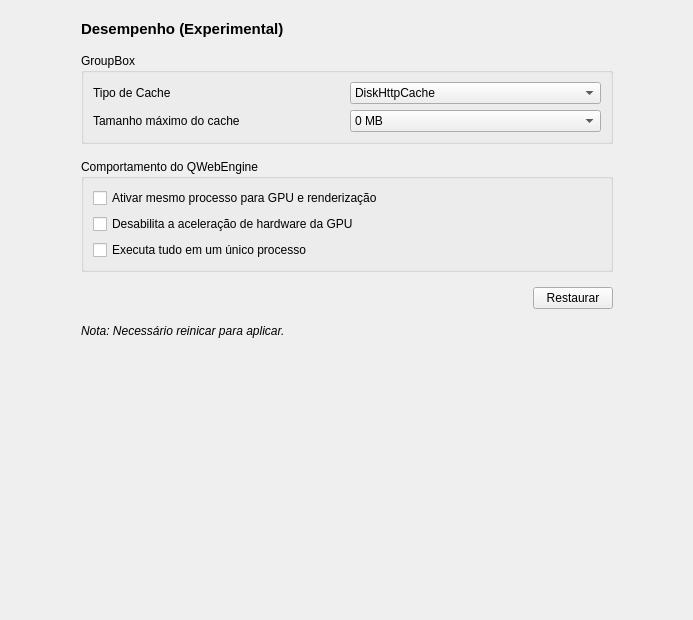
Qt form zapzap/ui/ui_page_performance.ui (rafatosta/zapzap) before a commit.
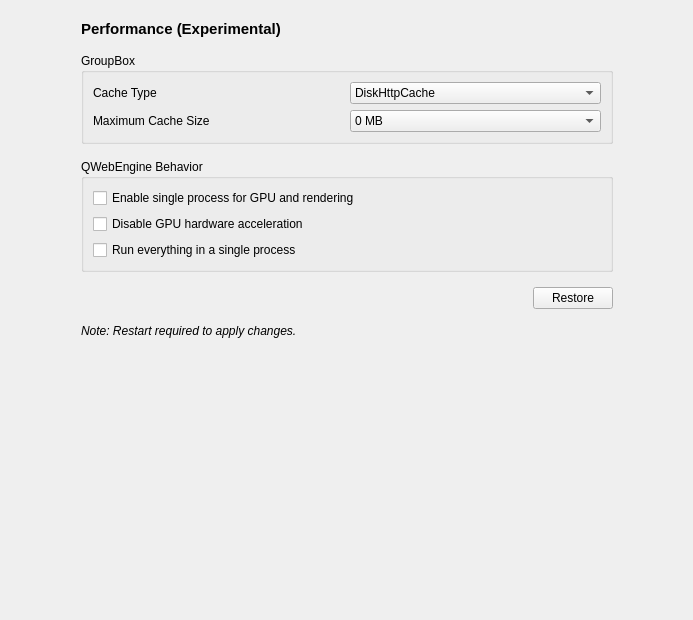
The same form after that commit.

The edit to the form file:
```diff
--- a/zapzap/ui/ui_page_performance.ui
+++ b/zapzap/ui/ui_page_performance.ui
@@ -56,7 +56,7 @@
            </font>
           </property>
           <property name="text">
-           <string>Desempenho (Experimental)</string>
+           <string>Performance (Experimental)</string>
           </property>
          </widget>
         </item>
@@ -75,7 +75,7 @@
            <item row="0" column="0">
             <widget class="QLabel" name="label_3">
              <property name="text">
-              <string>Tipo de Cache</string>
+              <string>Cache Type</string>
              </property>
             </widget>
            </item>
@@ -101,7 +101,7 @@
            <item row="1" column="0">
             <widget class="QLabel" name="label_2">
              <property name="text">
-              <string>Tamanho máximo do cache</string>
+              <string>Maximum Cache Size</string>
              </property>
             </widget>
            </item>
@@ -130,27 +130,27 @@
         <item>
          <widget class="QGroupBox" name="groupBox">
           <property name="title">
-           <string>Comportamento do QWebEngine</string>
+           <string>QWebEngine Behavior</string>
           </property>
           <layout class="QGridLayout" name="gridLayout">
            <item row="2" column="0">
             <widget class="QCheckBox" name="disable_gpu">
              <property name="text">
-              <string>Desabilita a aceleração de hardware da GPU</string>
+              <string>Disable GPU hardware acceleration</string>
              </property>
             </widget>
            </item>
            <item row="1" column="0">
             <widget class="QCheckBox" name="in_process_gpu">
              <property name="text">
-              <string>Ativar mesmo processo para GPU e renderização</string>
+              <string>Enable single process for GPU and rendering</string>
              </property>
             </widget>
            </item>
            <item row="3" column="0">
             <widget class="QCheckBox" name="single_process">
              <property name="text">
-              <string>Executa tudo em um único processo</string>
+              <string>Run everything in a single process</string>
              </property>
             </widget>
            </item>
@@ -181,7 +181,7 @@
           <item>
            <widget class="QPushButton" name="btn_restore">
             <property name="text">
-             <string>Restaurar</string>
+             <string>Restore</string>
             </property>
            </widget>
           </item>
@@ -195,7 +195,7 @@
            </font>
           </property>
           <property name="text">
-           <string>Nota: Necessário reinicar para aplicar.</string>
+           <string>Note: Restart required to apply changes.</string>
           </property>
          </widget>
         </item>
```
